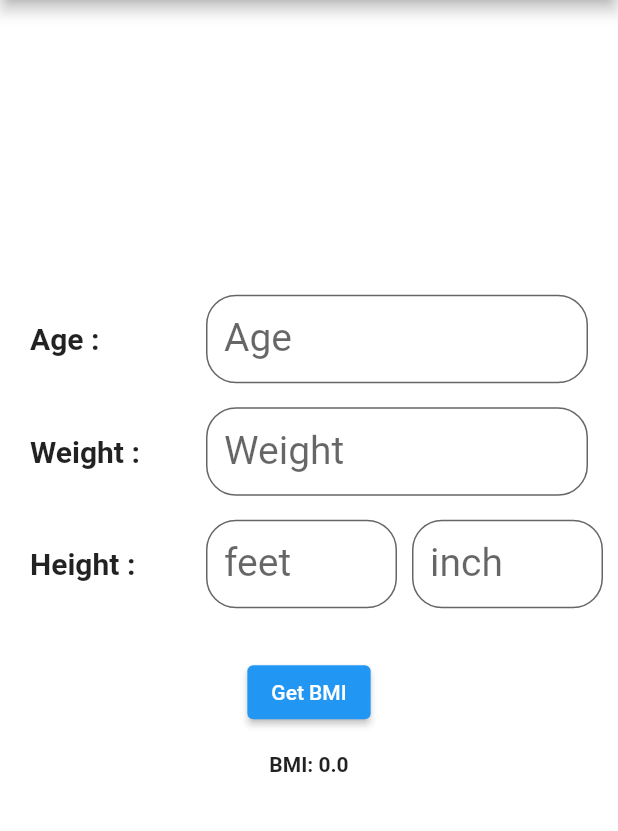
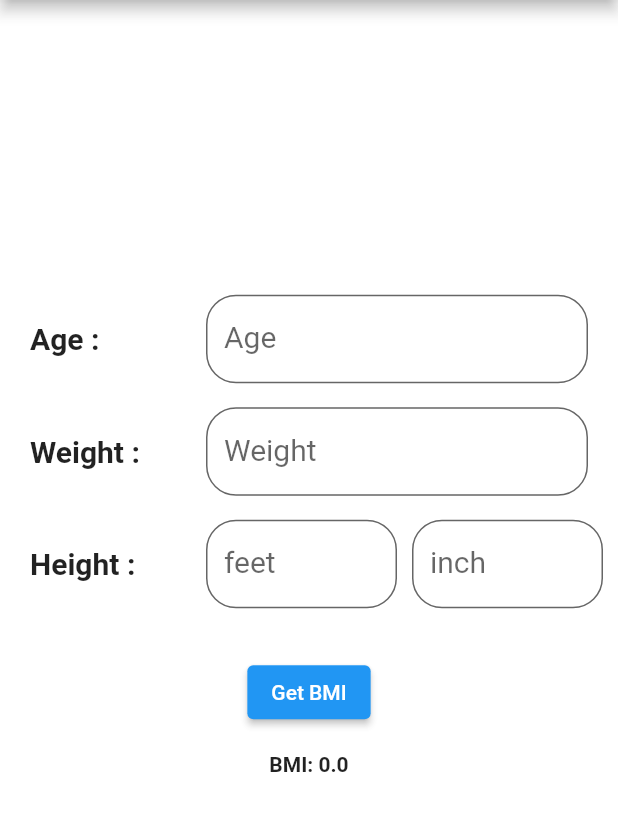
Before and after one commit to naimulhassan2001/BMI-calculator, a Flutter app: the screen it shows after launch, on a phone screen of 412 x 824 dp, the part 84-915 px from its top. Run offline on Flutter 3.47's test engine with Material 2 defaults, Android fonts, the phone set to English and light mode, and no system bars.

Commit message:
final project

```diff
--- a/lib/main.dart
+++ b/lib/main.dart
@@ -96,7 +96,7 @@ class _MyAppState extends State<MyApp> {
                           controller: controllerAge,
                           decoration: InputDecoration(
                               labelText: "Age",
-                              labelStyle: const TextStyle(fontSize: 26,),
+                              labelStyle: const TextStyle(fontSize: 20,),
                               fillColor: Colors.white,
                               filled: true,
                               border: OutlineInputBorder(
@@ -123,7 +123,7 @@ class _MyAppState extends State<MyApp> {
                           controller: controllerWeight,
                           decoration: InputDecoration(
                               labelText: "Weight",
-                              labelStyle: const TextStyle(fontSize: 26,),
+                              labelStyle: const TextStyle(fontSize: 20,),
                               fillColor: Colors.white,
                               filled: true,
                               border: OutlineInputBorder(
@@ -150,7 +150,7 @@ class _MyAppState extends State<MyApp> {
                           controller: controllerFeet,
                           decoration: InputDecoration(
                               labelText: "feet",
-                              labelStyle: const TextStyle(fontSize: 26,),
+                              labelStyle: const TextStyle(fontSize: 20,),
                               fillColor: Colors.white,
                               filled: true,
                               border: OutlineInputBorder(
@@ -165,7 +165,7 @@ class _MyAppState extends State<MyApp> {
                           controller: controllerInch,
                           decoration: InputDecoration(
                               labelText: "inch",
-                              labelStyle: const TextStyle(fontSize: 26,),
+                              labelStyle: const TextStyle(fontSize: 20),
                               fillColor: Colors.white,
                               filled: true,
                               border: OutlineInputBorder(
```
